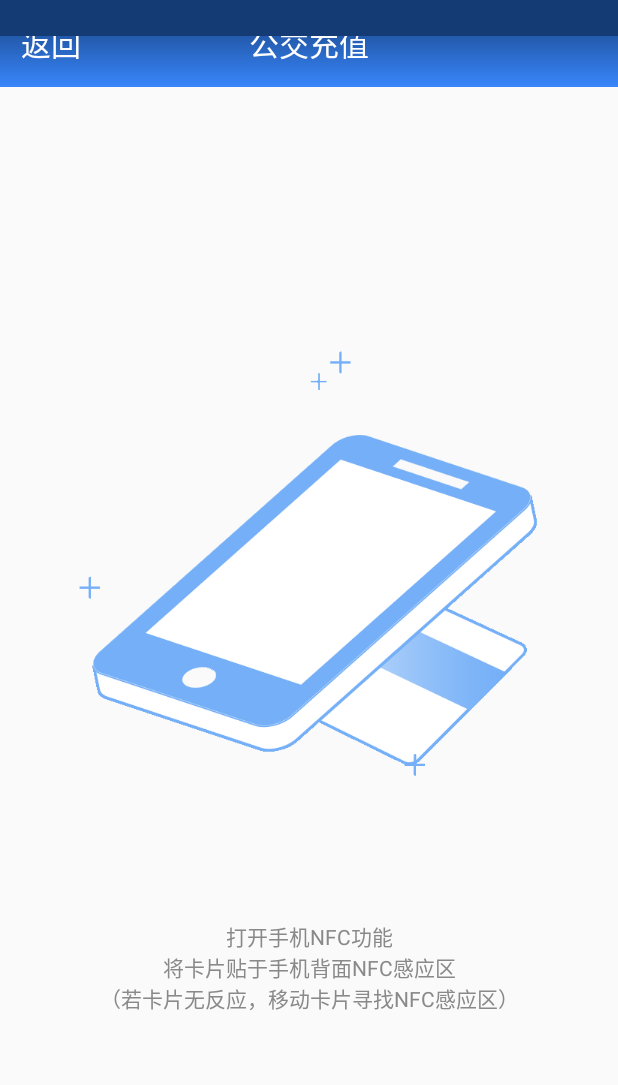
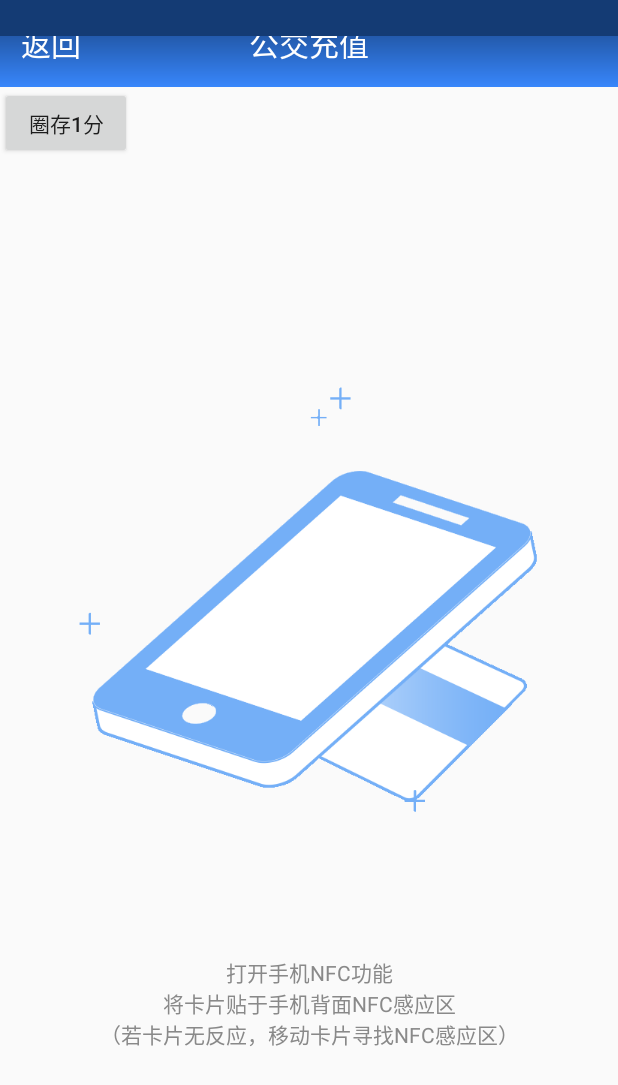
Before and after one commit to l770468673-lypgit/ZjjPanda, an Android app: the NFCPandaActivity screen opened directly, with no data from a screen before it, on a phone screen of 412 x 824 dp. Shown: the top 1085 px of the screen. Run offline under Robolectric (Android 15) with nearby library versions, the phone set to English and light mode, and no system bars; libraries missing offline, so code that uses them is left out: com.crb.cttic.

Commit message:
充值圈存界面修改UI和 圈存状态

```diff
--- a/app/src/main/AndroidManifest.xml
+++ b/app/src/main/AndroidManifest.xml
@@ -91,9 +91,9 @@
     <application
         android:name=".apps.MyApplication"
         android:allowBackup="true"
-        android:icon="@mipmap/ic_launcher"
+        android:icon="@mipmap/pandaapplogo"
         android:label="@string/app_name"
-        android:roundIcon="@mipmap/ic_launcher_round"
+        android:roundIcon="@mipmap/pandaapplogo"
         android:supportsRtl="true"
         android:theme="@style/AppTheme.NoActionBar">
         <activity android:name=".uis.SettingActivity"></activity>
--- a/app/src/main/java/com/zjjxl/panda/uis/NFCPandaActivity.java
+++ b/app/src/main/java/com/zjjxl/panda/uis/NFCPandaActivity.java
@@ -204,6 +204,7 @@ public class NFCPandaActivity extends XLBaseActivity implements View.OnClickList
                                 LUtils.i(TAG, "data == 圈存成功" + CardMdata2);
                                 //depositStatus = true;
                                 orderId = null;
+                                state=0;
                             }
 
                             @Override
--- a/app/src/main/res/layout/activity_nfc.xml
+++ b/app/src/main/res/layout/activity_nfc.xml
@@ -33,7 +33,12 @@
             android:textColor="#FFFFFF"
             android:textSize="20sp" />
     </RelativeLayout>
-
+    <Button
+        android:id="@+id/quancun"
+        android:layout_width="wrap_content"
+        android:layout_height="wrap_content"
+        android:text="圈存1分"
+        />
 
     <RelativeLayout
         android:id="@+id/relay_recharge"
@@ -216,12 +221,7 @@
                     android:textSize="14sp"
                     android:visibility="gone" />
 
-                <Button
-                    android:id="@+id/quancun"
-                    android:layout_width="wrap_content"
-                    android:layout_height="wrap_content"
-                    android:text="圈存1分"
-                    android:visibility="gone" />
+
             </LinearLayout>
 
 
```
Also changed, not shown: app/src/main/res/mipmap-xxxhdpi/pandaapplogo.png (added).
